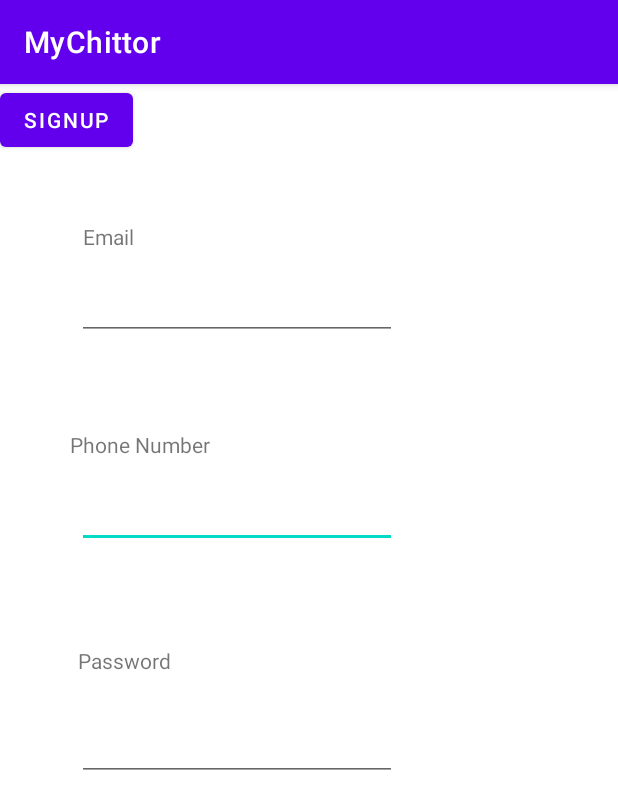
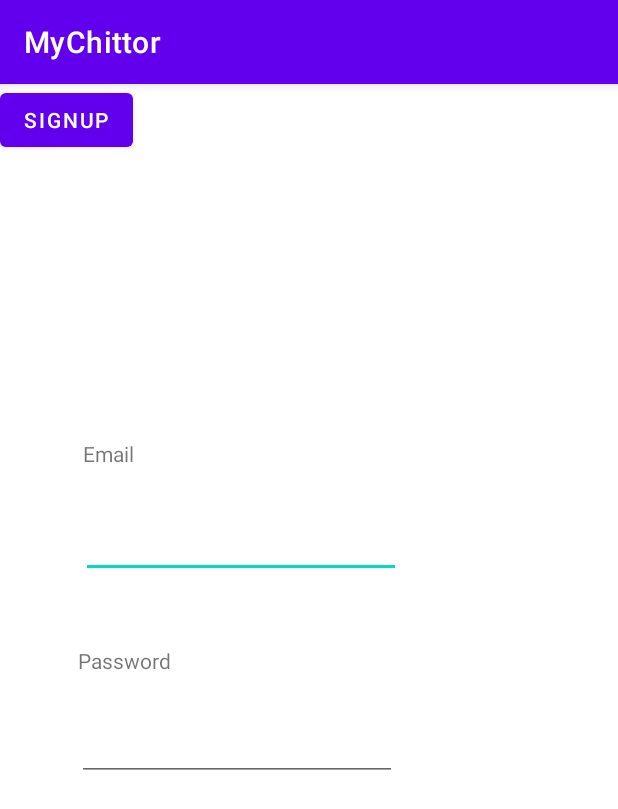
Before and after one commit to n0obs73r/DailyDose, an Android app: the SignupActivity screen opened directly, with no data from a screen before it, on a phone screen of 412 x 824 dp. Shown: the top 809 px of the screen. Run offline under Robolectric (Android 15) with nearby library versions, the phone set to English and light mode, and no system bars; our stand-ins replace Firebase (no records; nobody signed in at launch, a user with empty details on screens opened directly); 1 statement that could not run was skipped.

Commit message:
Initial Commit

```diff
--- a/app/src/main/java/com/example/mychittor/SignupActivity.kt
+++ b/app/src/main/java/com/example/mychittor/SignupActivity.kt
@@ -1,13 +1,31 @@
 package com.example.mychittor
 
+import android.content.Intent
 import androidx.appcompat.app.AppCompatActivity
 import android.os.Bundle
+import android.widget.Toast
+import com.google.android.gms.tasks.OnCompleteListener
+import com.google.firebase.auth.FirebaseAuth
 
+private lateinit var auth: FirebaseAuth
 class SignupActivity : AppCompatActivity() {
+
     override fun onCreate(savedInstanceState: Bundle?) {
         super.onCreate(savedInstanceState)
         setContentView(R.layout.activity_signup)
 
 
+        auth = FirebaseAuth.getInstance()
+
+        auth.createUserWithEmailAndPassword(email, password).addOnCompleteListener(this, OnCompleteListener{ task ->
+            if(task.isSuccessful){
+                Toast.makeText(this, "Successfully Registered", Toast.LENGTH_LONG).show()
+                val intent = Intent(this, MainActivity::class.java)
+                startActivity(intent)
+                finish()
+            }else {
+                Toast.makeText(this, "Registration Failed", Toast.LENGTH_LONG).show()
+            }
+        })
     }
 }
--- a/app/src/main/res/layout/activity_signup.xml
+++ b/app/src/main/res/layout/activity_signup.xml
@@ -18,42 +18,17 @@
         app:layout_constraintTop_toTopOf="parent" />
 
     <EditText
-        android:id="@+id/Phone"
-        android:layout_width="wrap_content"
-        android:layout_height="wrap_content"
-        android:ems="10"
-        android:inputType="phone"
-        app:layout_constraintBottom_toBottomOf="parent"
-        app:layout_constraintEnd_toEndOf="parent"
-        app:layout_constraintHorizontal_bias="0.258"
-        app:layout_constraintStart_toStartOf="parent"
-        app:layout_constraintTop_toTopOf="parent"
-        app:layout_constraintVertical_bias="0.365" />
-
-    <TextView
-        android:id="@+id/phone"
-        android:layout_width="wrap_content"
-        android:layout_height="wrap_content"
-        android:text="Phone Number"
-        app:layout_constraintBottom_toBottomOf="parent"
-        app:layout_constraintEnd_toEndOf="parent"
-        app:layout_constraintHorizontal_bias="0.146"
-        app:layout_constraintStart_toStartOf="parent"
-        app:layout_constraintTop_toTopOf="parent"
-        app:layout_constraintVertical_bias="0.308" />
-
-    <EditText
-        android:id="@+id/editTextTextEmailAddress"
+        android:id="@+id/InputEmail"
         android:layout_width="wrap_content"
         android:layout_height="wrap_content"
         android:ems="10"
         android:inputType="textEmailAddress"
         app:layout_constraintBottom_toBottomOf="parent"
         app:layout_constraintEnd_toEndOf="parent"
-        app:layout_constraintHorizontal_bias="0.258"
+        app:layout_constraintHorizontal_bias="0.273"
         app:layout_constraintStart_toStartOf="parent"
         app:layout_constraintTop_toTopOf="parent"
-        app:layout_constraintVertical_bias="0.173" />
+        app:layout_constraintVertical_bias="0.393" />
 
     <TextView
         android:id="@+id/email"
@@ -62,13 +37,13 @@
         android:text="Email"
         app:layout_constraintBottom_toBottomOf="parent"
         app:layout_constraintEnd_toEndOf="parent"
-        app:layout_constraintHorizontal_bias="0.147"
+        app:layout_constraintHorizontal_bias="0.146"
         app:layout_constraintStart_toStartOf="parent"
         app:layout_constraintTop_toTopOf="parent"
-        app:layout_constraintVertical_bias="0.123" />
+        app:layout_constraintVertical_bias="0.316" />
 
     <EditText
-        android:id="@+id/Password"
+        android:id="@+id/InputPassword"
         android:layout_width="wrap_content"
         android:layout_height="wrap_content"
         android:ems="10"
```
